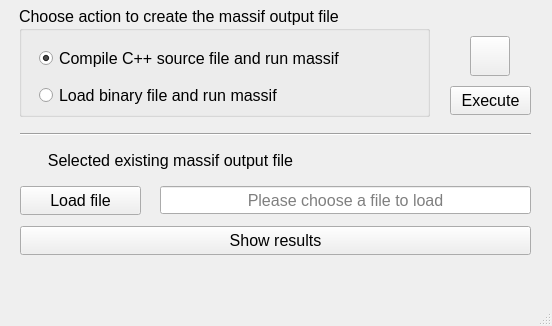
Before: the Qt Designer form QTCreator/2024_Research_MassifCheck/mainwindow.ui in MATF-Software-Verification/2024_Research_MassifCheck, drawn with Qt 5; both pictures show x 0 to 552 and y 184 to 510 of the 552 by 510 pixel window.
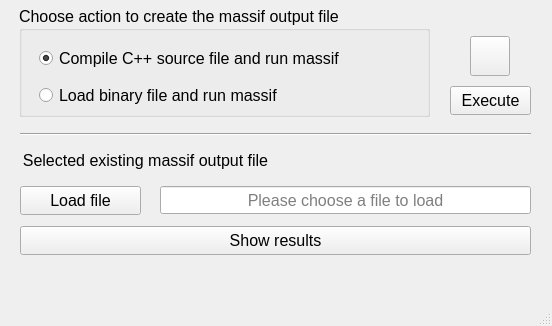
After: the same form once the commit is applied. Icons and pictures are not drawn.

Commit message:
fix: Align label, fix memory leak, and improve variable names
- Aligned the "Selected existing massif output file" label for UI consistency.
- Deleted massifSelector on application close to prevent memory leak.
- Renamed leFileName_2, lbSelectedFile_2, and btLoadFile_2 to more descriptive names:
  - leSelectedMassifOutFile
  - lbSelectedMassifOutFile
  - btLoadMassifOutFile

Changes approved by a colleague during code review.

Relates to #17 and #18.

```diff
--- a/QTCreator/2024_Research_MassifCheck/mainwindow.ui
+++ b/QTCreator/2024_Research_MassifCheck/mainwindow.ui
@@ -252,7 +252,7 @@
      <rect>
       <x>0</x>
       <y>330</y>
-      <width>341</width>
+      <width>291</width>
       <height>29</height>
      </rect>
     </property>
```
Left out of the diff: 8 changed lines with no effect on the pictures. The commit also changes 2 other files.
